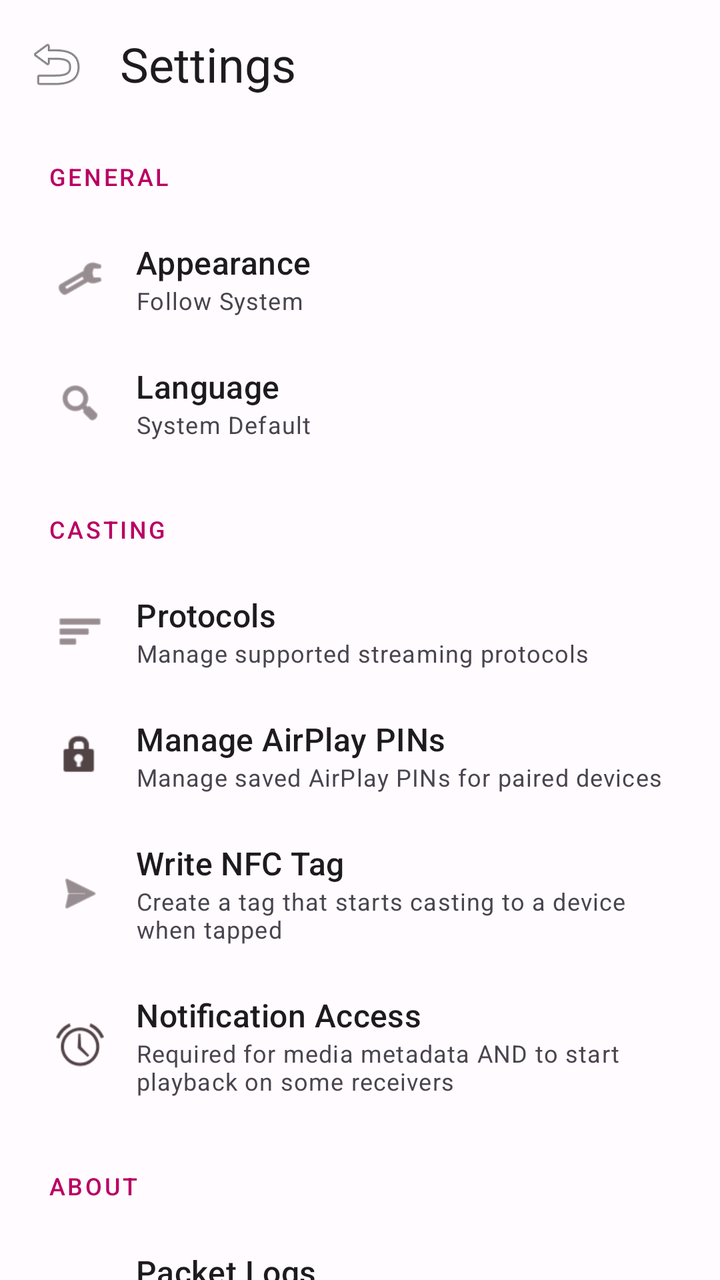
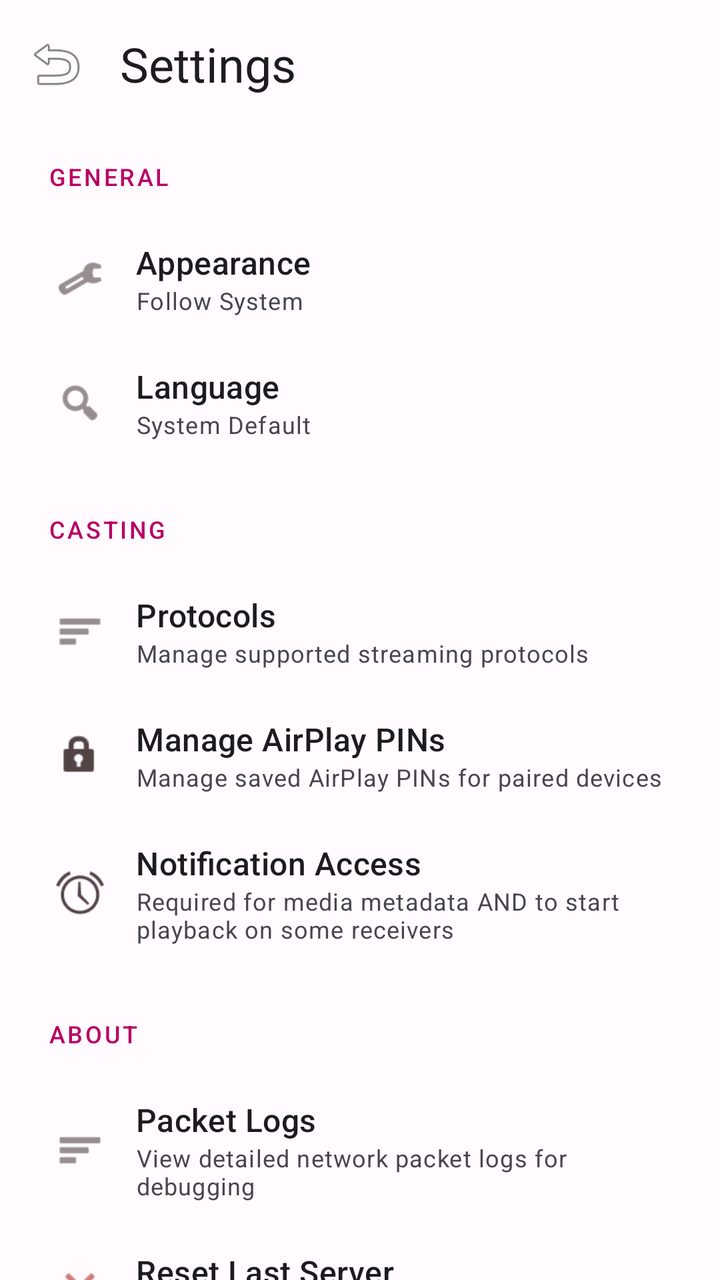

Before-and-after screenshots of an Android layout around one commit, followed by the original layout XML and the change that was made.
<!-- AndroidManifest.xml: application theme Theme.AriaCast -->
<!-- res/layout/activity_settings.xml -->
<?xml version="1.0" encoding="utf-8"?>
<androidx.coordinatorlayout.widget.CoordinatorLayout xmlns:android="http://schemas.android.com/apk/res/android"
    xmlns:app="http://schemas.android.com/apk/res-auto"
    android:layout_width="match_parent"
    android:layout_height="match_parent"
    android:background="?android:attr/windowBackground"
    android:fitsSystemWindows="true">

    <com.google.android.material.appbar.AppBarLayout
        android:layout_width="match_parent"
        android:layout_height="wrap_content"
        android:background="@android:color/transparent"
        app:elevation="0dp">

        <com.google.android.material.appbar.MaterialToolbar
            android:id="@+id/toolbar"
            android:layout_width="match_parent"
            android:layout_height="?attr/actionBarSize"
            app:navigationIcon="@android:drawable/ic_menu_revert"
            app:title="@string/settings"
            app:titleTextAppearance="@style/TextAppearance.Material3.HeadlineSmall" />

    </com.google.android.material.appbar.AppBarLayout>

    <androidx.core.widget.NestedScrollView
        android:layout_width="match_parent"
        android:layout_height="match_parent"
        app:layout_behavior="@string/appbar_scrolling_view_behavior">

        <LinearLayout
            android:layout_width="match_parent"
            android:layout_height="wrap_content"
            android:orientation="vertical"
            android:padding="16dp">

            <TextView
                android:layout_width="wrap_content"
                android:layout_height="wrap_content"
                android:layout_marginStart="8dp"
                android:layout_marginBottom="12dp"
                android:text="@string/general"
                android:textAllCaps="true"
                android:textAppearance="?attr/textAppearanceLabelMedium"
                android:textColor="?attr/colorPrimary"
                android:letterSpacing="0.1" />

            <LinearLayout
                android:id="@+id/themeLayout"
                android:layout_width="match_parent"
                android:layout_height="wrap_content"
                android:background="?attr/selectableItemBackground"
                android:clickable="true"
                android:focusable="true"
                android:gravity="center_vertical"
                android:orientation="horizontal"
                android:padding="12dp">

                <ImageView
                    android:layout_width="24dp"
                    android:layout_height="24dp"
                    android:src="@android:drawable/ic_menu_manage"
                    app:tint="?attr/colorOnSurfaceVariant" />

                <LinearLayout
                    android:layout_width="0dp"
                    android:layout_height="wrap_content"
                    android:layout_marginStart="16dp"
                    android:layout_weight="1"
                    android:orientation="vertical">

                    <TextView
                        android:layout_width="wrap_content"
                        android:layout_height="wrap_content"
                        android:text="@string/appearance"
                        android:textAppearance="?attr/textAppearanceTitleMedium" />

                    <TextView
                        android:id="@+id/themeStatusText"
                        android:layout_width="wrap_content"
                        android:layout_height="wrap_content"
                        android:text="@string/theme_follow_system"
                        android:textAppearance="?attr/textAppearanceBodySmall"
                        android:textColor="?android:attr/textColorSecondary" />
                </LinearLayout>
            </LinearLayout>
            <LinearLayout
                android:id="@+id/languageLayout"
                android:layout_width="match_parent"
                android:layout_height="wrap_content"
                android:background="?attr/selectableItemBackground"
                android:clickable="true"
                android:focusable="true"
                android:gravity="center_vertical"
                android:orientation="horizontal"
                android:padding="12dp">

                <ImageView
                    android:layout_width="24dp"
                    android:layout_height="24dp"
                    android:src="@android:drawable/ic_menu_search"
                    app:tint="?attr/colorOnSurfaceVariant" />

                <LinearLayout
                    android:layout_width="0dp"
                    android:layout_height="wrap_content"
                    android:layout_marginStart="16dp"
                    android:layout_weight="1"
                    android:orientation="vertical">

                    <TextView
                        android:layout_width="wrap_content"
                        android:layout_height="wrap_content"
                        android:text="@string/language"
                        android:textAppearance="?attr/textAppearanceTitleMedium" />

                    <TextView
                        android:id="@+id/languageStatusText"
                        android:layout_width="wrap_content"
                        android:layout_height="wrap_content"
                        android:text="@string/language_default"
                        android:textAppearance="?attr/textAppearanceBodySmall"
                        android:textColor="?android:attr/textColorSecondary" />
                </LinearLayout>
            </LinearLayout>

            <TextView
                android:layout_width="wrap_content"
                android:layout_height="wrap_content"
                android:layout_marginStart="8dp"
                android:layout_marginTop="24dp"
                android:layout_marginBottom="12dp"
                android:text="@string/casting"
                android:textAllCaps="true"
                android:textAppearance="?attr/textAppearanceLabelMedium"
                android:textColor="?attr/colorPrimary"
                android:letterSpacing="0.1" />


            <LinearLayout
                android:id="@+id/protocolsLayout"
                android:layout_width="match_parent"
                android:layout_height="wrap_content"
                android:background="?attr/selectableItemBackground"
                android:clickable="true"
                android:focusable="true"
                android:gravity="center_vertical"
                android:orientation="horizontal"
                android:padding="12dp">

                <ImageView
                    android:layout_width="24dp"
                    android:layout_height="24dp"
                    android:src="@android:drawable/ic_menu_sort_by_size"
                    app:tint="?attr/colorOnSurfaceVariant" />

                <LinearLayout
                    android:layout_width="0dp"
                    android:layout_height="wrap_content"
                    android:layout_marginStart="16dp"
                    android:layout_weight="1"
                    android:orientation="vertical">

                    <TextView
                        android:layout_width="wrap_content"
                        android:layout_height="wrap_content"
                        android:text="@string/protocols"
                        android:textAppearance="?attr/textAppearanceTitleMedium" />

                    <TextView
                        android:layout_width="wrap_content"
                        android:layout_height="wrap_content"
                        android:text="@string/protocols_desc"
                        android:textAppearance="?attr/textAppearanceBodySmall"
                        android:textColor="?android:attr/textColorSecondary" />
                </LinearLayout>
            </LinearLayout>

            <LinearLayout
                android:id="@+id/airplayPinsLayout"
                android:layout_width="match_parent"
                android:layout_height="wrap_content"
                android:background="?attr/selectableItemBackground"
                android:clickable="true"
                android:focusable="true"
                android:gravity="center_vertical"
                android:orientation="horizontal"
                android:padding="12dp">

                <ImageView
                    android:layout_width="24dp"
                    android:layout_height="24dp"
                    android:src="@android:drawable/ic_lock_idle_lock"
                    app:tint="?attr/colorOnSurfaceVariant" />

                <LinearLayout
                    android:layout_width="0dp"
                    android:layout_height="wrap_content"
                    android:layout_marginStart="16dp"
                    android:layout_weight="1"
                    android:orientation="vertical">

                    <TextView
                        android:layout_width="wrap_content"
                        android:layout_height="wrap_content"
                        android:text="@string/manage_airplay_pins"
                        android:textAppearance="?attr/textAppearanceTitleMedium" />

                    <TextView
                        android:layout_width="wrap_content"
                        android:layout_height="wrap_content"
                        android:text="@string/manage_airplay_pins_desc"
                        android:textAppearance="?attr/textAppearanceBodySmall"
                        android:textColor="?android:attr/textColorSecondary" />
                </LinearLayout>
            </LinearLayout>

            <LinearLayout
                android:id="@+id/writeNfcTagLayout"
                android:layout_width="match_parent"
                android:layout_height="wrap_content"
                android:background="?attr/selectableItemBackground"
                android:clickable="true"
                android:focusable="true"
                android:gravity="center_vertical"
                android:orientation="horizontal"
                android:padding="12dp">

                <ImageView
                    android:layout_width="24dp"
                    android:layout_height="24dp"
                    android:src="@android:drawable/ic_menu_send"
                    app:tint="?attr/colorOnSurfaceVariant" />

                <LinearLayout
                    android:layout_width="0dp"
                    android:layout_height="wrap_content"
                    android:layout_marginStart="16dp"
                    android:layout_weight="1"
                    android:orientation="vertical">

                    <TextView
                        android:layout_width="wrap_content"
                        android:layout_height="wrap_content"
                        android:text="@string/write_nfc_tag"
                        android:textAppearance="?attr/textAppearanceTitleMedium" />

                    <TextView
                        android:layout_width="wrap_content"
                        android:layout_height="wrap_content"
                        android:text="@string/write_nfc_tag_desc"
                        android:textAppearance="?attr/textAppearanceBodySmall"
                        android:textColor="?android:attr/textColorSecondary" />
                </LinearLayout>
            </LinearLayout>
            <LinearLayout
                android:id="@+id/notificationAccessLayout"
                android:layout_width="match_parent"
                android:layout_height="wrap_content"
                android:background="?attr/selectableItemBackground"
                android:clickable="true"
                android:focusable="true"
                android:gravity="center_vertical"
                android:orientation="horizontal"
                android:padding="12dp">

                <ImageView
                    android:layout_width="24dp"
                    android:layout_height="24dp"
                    android:src="@android:drawable/ic_lock_idle_alarm"
                    app:tint="?attr/colorOnSurfaceVariant" />

                <LinearLayout
                    android:layout_width="0dp"
                    android:layout_height="wrap_content"
                    android:layout_marginStart="16dp"
                    android:layout_weight="1"
                    android:orientation="vertical">

                    <TextView
                        android:layout_width="wrap_content"
                        android:layout_height="wrap_content"
                        android:text="@string/notification_access"
                        android:textAppearance="?attr/textAppearanceTitleMedium" />

                    <TextView
                        android:layout_width="wrap_content"
                        android:layout_height="wrap_content"
                        android:text="@string/notification_access_desc"
                        android:textAppearance="?attr/textAppearanceBodySmall"
                        android:textColor="?android:attr/textColorSecondary" />
                </LinearLayout>
            </LinearLayout>

            <TextView
                android:layout_width="wrap_content"
                android:layout_height="wrap_content"
                android:layout_marginStart="8dp"
                android:layout_marginTop="24dp"
                android:layout_marginBottom="12dp"
                android:text="@string/about"
                android:textAllCaps="true"
                android:textAppearance="?attr/textAppearanceLabelMedium"
                android:textColor="?attr/colorPrimary"
                android:letterSpacing="0.1" />


            <LinearLayout
                android:id="@+id/packetLogLayout"
                android:layout_width="match_parent"
                android:layout_height="wrap_content"
                android:background="?attr/selectableItemBackground"
                android:clickable="true"
                android:focusable="true"
                android:gravity="center_vertical"
                android:orientation="horizontal"
                android:padding="12dp">

                <ImageView
                    android:layout_width="24dp"
                    android:layout_height="24dp"
                    android:src="@android:drawable/ic_menu_sort_by_size"
                    app:tint="?attr/colorOnSurfaceVariant" />

                <LinearLayout
                    android:layout_width="0dp"
                    android:layout_height="wrap_content"
                    android:layout_marginStart="16dp"
                    android:layout_weight="1"
                    android:orientation="vertical">

                    <TextView
                        android:layout_width="wrap_content"
                        android:layout_height="wrap_content"
                        android:text="@string/packet_logs"
                        android:textAppearance="?attr/textAppearanceTitleMedium" />

                    <TextView
                        android:layout_width="wrap_content"
                        android:layout_height="wrap_content"
                        android:text="@string/packet_logs_desc"
                        android:textAppearance="?attr/textAppearanceBodySmall"
                        android:textColor="?android:attr/textColorSecondary" />
                </LinearLayout>
            </LinearLayout>

            <LinearLayout
                android:id="@+id/resetServerLayout"
                android:layout_width="match_parent"
                android:layout_height="wrap_content"
                android:background="?attr/selectableItemBackground"
                android:clickable="true"
                android:focusable="true"
                android:gravity="center_vertical"
                android:orientation="horizontal"
                android:padding="12dp">

                <ImageView
                    android:layout_width="24dp"
                    android:layout_height="24dp"
                    android:src="@android:drawable/ic_menu_close_clear_cancel"
                    app:tint="?attr/colorError" />

                <LinearLayout
                    android:layout_width="0dp"
                    android:layout_height="wrap_content"
                    android:layout_marginStart="16dp"
                    android:layout_weight="1"
                    android:orientation="vertical">

                    <TextView
                        android:layout_width="wrap_content"
                        android:layout_height="wrap_content"
                        android:text="@string/reset_last_server"
                        android:textAppearance="?attr/textAppearanceTitleMedium" />

                    <TextView
                        android:layout_width="wrap_content"
                        android:layout_height="wrap_content"
                        android:text="@string/reset_last_server_desc"
                        android:textAppearance="?attr/textAppearanceBodySmall"
                        android:textColor="?android:attr/textColorSecondary" />
                </LinearLayout>
            </LinearLayout>

        </LinearLayout>
    </androidx.core.widget.NestedScrollView>

</androidx.coordinatorlayout.widget.CoordinatorLayout>
<!-- resources referenced by this layout -->
<resources>
  <string name="about">About</string>
  <string name="appearance">Appearance</string>
  <string name="casting">Casting</string>
  <string name="general">General</string>
  <string name="language">Language</string>
  <string name="language_default">System Default</string>
  <string name="manage_airplay_pins">Manage AirPlay PINs</string>
  <string name="manage_airplay_pins_desc">Manage saved AirPlay PINs for paired devices</string>
  <string name="notification_access">Notification Access</string>
  <string name="notification_access_desc">Required for media metadata AND to start playback on some receivers</string>
  <string name="packet_logs">Packet Logs</string>
  <string name="packet_logs_desc">View detailed network packet logs for debugging</string>
  <string name="protocols">Protocols</string>
  <string name="protocols_desc">Manage supported streaming protocols</string>
  <string name="reset_last_server">Reset Last Server</string>
  <string name="reset_last_server_desc">Clear saved server connection details</string>
  <string name="settings">Settings</string>
  <string name="theme_follow_system">Follow System</string>
  <string name="write_nfc_tag">Write NFC Tag</string>
  <string name="write_nfc_tag_desc">Create a tag that starts casting to a device when tapped</string>
  <style name="Theme.AriaCast" parent="Theme.Material3.DayNight.NoActionBar">
          
          <item name="colorPrimary">@color/md_theme_primary</item>
          <item name="colorOnPrimary">@color/md_theme_onPrimary</item>
          <item name="colorPrimaryContainer">@color/md_theme_primaryContainer</item>
          <item name="colorOnPrimaryContainer">@color/md_theme_onPrimaryContainer</item>
          
          
          <item name="colorSecondary">@color/md_theme_secondary</item>
          <item name="colorOnSecondary">@color/md_theme_onSecondary</item>
          <item name="colorSecondaryContainer">@color/md_theme_secondaryContainer</item>
          <item name="colorOnSecondaryContainer">@color/md_theme_onSecondaryContainer</item>
  
          
          <item name="colorTertiary">@color/md_theme_tertiary</item>
          <item name="colorOnTertiary">@color/md_theme_onTertiary</item>
          <item name="colorTertiaryContainer">@color/md_theme_tertiaryContainer</item>
          <item name="colorOnTertiaryContainer">@color/md_theme_onTertiaryContainer</item>
  
          <item name="android:windowBackground">@color/md_theme_background</item>
          <item name="android:statusBarColor">@color/md_theme_background</item>
          <item name="android:navigationBarColor">@color/md_theme_background</item>
  
          <item name="colorSurface">@color/md_theme_surface</item>
          <item name="colorOnSurface">@color/md_theme_onSurface</item>
          <item name="colorSurfaceVariant">@color/md_theme_surfaceVariant</item>
          <item name="colorOnSurfaceVariant">@color/md_theme_onSurfaceVariant</item>
          <item name="colorOutline">@color/md_theme_outline</item>
      </style>
  <color name="md_theme_primary">#B90063</color>
  <color name="md_theme_onPrimary">#FFFFFF</color>
  <color name="md_theme_primaryContainer">#FFD9DF</color>
  <color name="md_theme_onPrimaryContainer">#3E001D</color>
  <color name="md_theme_secondary">#77565A</color>
  <color name="md_theme_onSecondary">#FFFFFF</color>
  <color name="md_theme_secondaryContainer">#FFD9DF</color>
  <color name="md_theme_onSecondaryContainer">#2C1518</color>
  <color name="md_theme_tertiary">#7A592D</color>
  <color name="md_theme_onTertiary">#FFFFFF</color>
  <color name="md_theme_tertiaryContainer">#FFDDB4</color>
  <color name="md_theme_onTertiaryContainer">#2A1900</color>
  <color name="md_theme_background">#FFFBFF</color>
  <color name="md_theme_surface">#FFFBFF</color>
  <color name="md_theme_onSurface">#201A1B</color>
  <color name="md_theme_surfaceVariant">#F4DDDF</color>
  <color name="md_theme_onSurfaceVariant">#524345</color>
  <color name="md_theme_outline">#847375</color>
</resources>

<!-- the commit's change to res/layout/activity_settings.xml (unified diff, before → after) -->
@@ -213,45 +213,6 @@
                         android:textColor="?android:attr/textColorSecondary" />
                 </LinearLayout>
             </LinearLayout>
-
-            <LinearLayout
-                android:id="@+id/writeNfcTagLayout"
-                android:layout_width="match_parent"
-                android:layout_height="wrap_content"
-                android:background="?attr/selectableItemBackground"
-                android:clickable="true"
-                android:focusable="true"
-                android:gravity="center_vertical"
-                android:orientation="horizontal"
-                android:padding="12dp">
-
-                <ImageView
-                    android:layout_width="24dp"
-                    android:layout_height="24dp"
-                    android:src="@android:drawable/ic_menu_send"
-                    app:tint="?attr/colorOnSurfaceVariant" />
-
-                <LinearLayout
-                    android:layout_width="0dp"
-                    android:layout_height="wrap_content"
-                    android:layout_marginStart="16dp"
-                    android:layout_weight="1"
-                    android:orientation="vertical">
-
-                    <TextView
-                        android:layout_width="wrap_content"
-                        android:layout_height="wrap_content"
-                        android:text="@string/write_nfc_tag"
-                        android:textAppearance="?attr/textAppearanceTitleMedium" />
-
-                    <TextView
-                        android:layout_width="wrap_content"
-                        android:layout_height="wrap_content"
-                        android:text="@string/write_nfc_tag_desc"
-                        android:textAppearance="?attr/textAppearanceBodySmall"
-                        android:textColor="?android:attr/textColorSecondary" />
-                </LinearLayout>
-            </LinearLayout>
             <LinearLayout
                 android:id="@+id/notificationAccessLayout"
                 android:layout_width="match_parent"
<!-- resource entries referenced after the edit -->
@@ -18,8 +18,6 @@
   <string name="reset_last_server_desc">Clear saved server connection details</string>
   <string name="settings">Settings</string>
   <string name="theme_follow_system">Follow System</string>
-  <string name="write_nfc_tag">Write NFC Tag</string>
-  <string name="write_nfc_tag_desc">Create a tag that starts casting to a device when tapped</string>
   <style name="Theme.AriaCast" parent="Theme.Material3.DayNight.NoActionBar">
           
           <item name="colorPrimary">@color/md_theme_primary</item>
